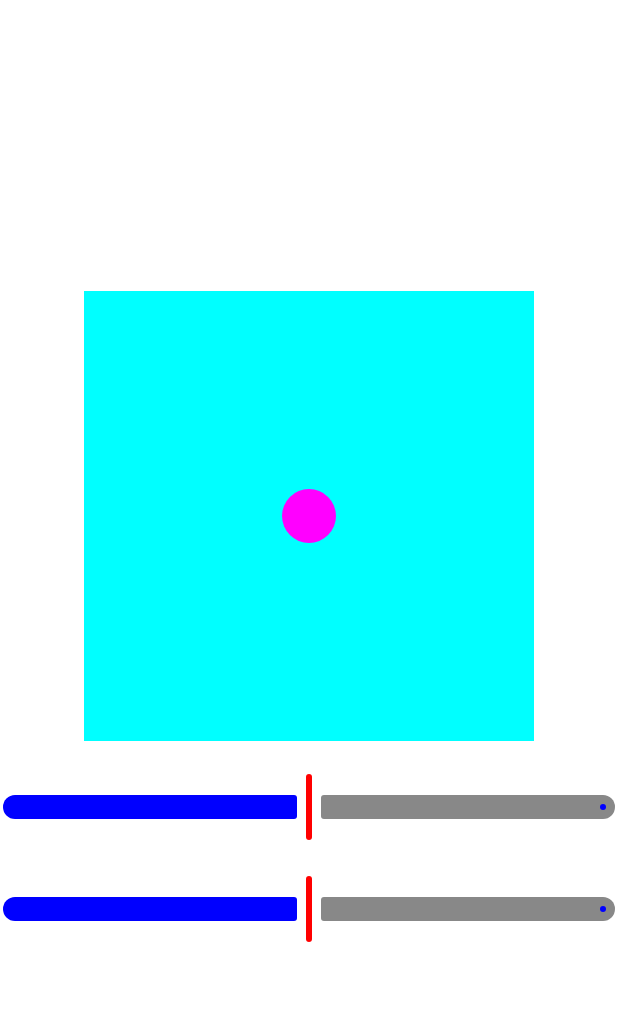
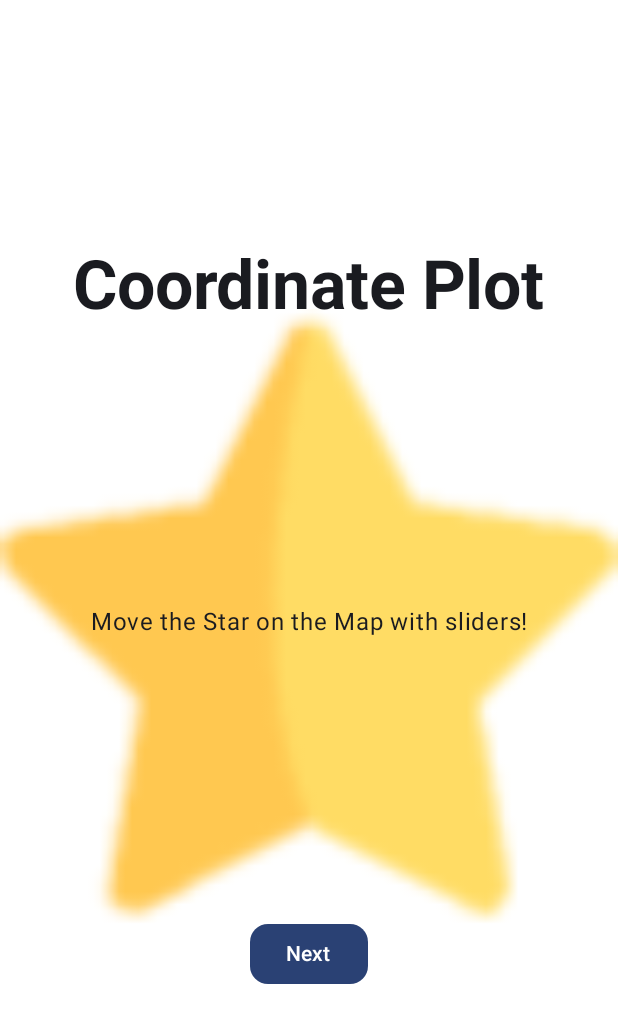
Before and after one commit to anastasiya-kliushkina/coordplot-kodeco, an Android app built with Jetpack Compose: the screen it shows after launch (MainActivity), on a phone screen of 412 x 824 dp. Shown: the top 1023 px of the screen. Run offline under Robolectric (Android 15) with nearby library versions, the phone set to English and light mode, and no system bars.

Commit message:
Week2 Homework (#2)
* Added star image for the plot point

* Added Map slider

* Updated theme and colors

* Updated documentation

* Added About screen and navigation to PlotSurface screen

- Added About screen
- Added navigation from About screen to PlotSurface screen on Next button click
- Restructured the app

* Added Splash screen

* Clean up

* Clean up

```diff
--- a/app/build.gradle.kts
+++ b/app/build.gradle.kts
@@ -76,4 +76,6 @@ dependencies {
     implementation("androidx.compose.ui:ui-graphics")
     implementation("androidx.compose.ui:ui-tooling-preview")
     implementation("androidx.compose.material3:material3")
+    implementation("androidx.navigation:navigation-compose:2.7.2")
+    implementation("androidx.core:core-splashscreen:1.0.1")
 }
--- a/app/src/main/AndroidManifest.xml
+++ b/app/src/main/AndroidManifest.xml
@@ -16,7 +16,7 @@
             android:name=".MainActivity"
             android:exported="true"
             android:label="@string/app_name"
-            android:theme="@style/Theme.MyApplication">
+            android:theme="@style/Theme.MySplashScreenTheme">
             <intent-filter>
                 <action android:name="android.intent.action.MAIN" />
 
--- a/app/src/main/java/com/kodeco/android/coordplot/MainActivity.kt
+++ b/app/src/main/java/com/kodeco/android/coordplot/MainActivity.kt
@@ -3,40 +3,46 @@ package com.kodeco.android.coordplot
 import android.os.Bundle
 import androidx.activity.ComponentActivity
 import androidx.activity.compose.setContent
-import androidx.compose.foundation.background
-import androidx.compose.foundation.layout.Arrangement
-import androidx.compose.foundation.layout.Box
-import androidx.compose.foundation.layout.Column
-import androidx.compose.foundation.layout.Spacer
 import androidx.compose.foundation.layout.fillMaxSize
-import androidx.compose.foundation.layout.height
-import androidx.compose.foundation.layout.offset
-import androidx.compose.foundation.layout.size
-import androidx.compose.foundation.shape.CircleShape
-import androidx.compose.material.Slider
 import androidx.compose.material3.Surface
 import androidx.compose.runtime.Composable
-import androidx.compose.runtime.*
-import androidx.compose.ui.Alignment
 import androidx.compose.ui.Modifier
-import androidx.compose.ui.draw.clip
 import androidx.compose.ui.graphics.Color
-import androidx.compose.ui.tooling.preview.Preview
-import androidx.compose.ui.unit.dp
-import com.kodeco.android.coordplot.ui.theme.MyApplicationTheme
+import androidx.core.splashscreen.SplashScreen.Companion.installSplashScreen
+import androidx.navigation.compose.NavHost
+import androidx.navigation.compose.composable
+import androidx.navigation.compose.rememberNavController
+import com.kodeco.android.coordplot.ui.screens.PlotSurfaceScreen
+import com.kodeco.android.coordplot.ui.screens.AboutScreen
+import com.kodeco.android.coordplot.ui.theme.CoordplotTheme
 
 class MainActivity : ComponentActivity() {
+
     override fun onCreate(savedInstanceState: Bundle?) {
+
+        installSplashScreen()
+
         super.onCreate(savedInstanceState)
         setContent {
-            MyApplicationTheme {
+            CoordplotTheme {
                 Surface(
                     modifier = Modifier.fillMaxSize(),
                     color = Color.White
                 ) {
-                    PlotSurface()
+                    MainScreen()
                 }
             }
         }
     }
 }
+
+@Composable
+fun MainScreen() {
+    //Keep track of the state of the screens and the back stacks of the screens it manages
+    val navController = rememberNavController()
+    NavHost(navController = navController, startDestination = "aboutscreen") {
+        composable("aboutscreen") { AboutScreen(onNextClick = { navController.navigate("plotsurfacescreen") }) }
+        composable("plotsurfacescreen") { PlotSurfaceScreen() }
+
+    }
+}
--- a/app/src/main/java/com/kodeco/android/coordplot/SliderXY.kt
+++ /dev/null
@@ -1,39 +0,0 @@
-package com.kodeco.android.coordplot
-
-import androidx.compose.foundation.layout.Box
-import androidx.compose.material3.Slider
-import androidx.compose.material3.SliderDefaults
-import androidx.compose.runtime.Composable
-import androidx.compose.ui.Modifier
-import androidx.compose.ui.graphics.Color
-import androidx.compose.ui.tooling.preview.Preview
-import com.kodeco.android.coordplot.ui.theme.MyApplicationTheme
-
-@Composable
-fun SliderXY(
-    value: Float = 0.5f,
-    valueChanged: (Float) -> Unit
-) {
-    Box(
-        modifier = Modifier
-    ) {
-        Slider(
-            value = value,
-            valueRange = 0f..1f,
-            onValueChange = valueChanged,
-            colors = SliderDefaults.colors(
-                thumbColor = Color.Red,
-                activeTrackColor = Color.Blue,
-                inactiveTrackColor = Color.Gray,
-            )
-        )
-    }
-}
-
-@Preview(showBackground = true)
-@Composable
-fun SliderXYPreview() {
-    MyApplicationTheme {
-        SliderXY(0.7f, valueChanged = { it })
-    }
-}
--- a/app/src/main/java/com/kodeco/android/coordplot/Map.kt
+++ b/app/src/main/java/com/kodeco/android/coordplot/ui/components/Map.kt
@@ -1,41 +1,40 @@
-package com.kodeco.android.coordplot
+package com.kodeco.android.coordplot.ui.components
 
+import androidx.compose.foundation.Image
 import androidx.compose.foundation.background
 import androidx.compose.foundation.layout.Box
 import androidx.compose.foundation.layout.offset
 import androidx.compose.foundation.layout.size
-import androidx.compose.foundation.shape.CircleShape
 import androidx.compose.runtime.Composable
 import androidx.compose.ui.Modifier
-import androidx.compose.ui.draw.clip
-import androidx.compose.ui.graphics.Color
+import androidx.compose.ui.res.painterResource
 import androidx.compose.ui.tooling.preview.Preview
 import androidx.compose.ui.unit.dp
-import com.kodeco.android.coordplot.ui.theme.MyApplicationTheme
+import com.kodeco.android.coordplot.R
+import com.kodeco.android.coordplot.ui.theme.Blue40
+import com.kodeco.android.coordplot.ui.theme.CoordplotTheme
 
 @Composable
 fun Map(xPercent: Float, yPercent: Float, modifier: Modifier = Modifier) {
     Box(
         modifier
             .size(300.dp)
-            .background(Color.Cyan)
+            .background(color = Blue40)
     ) {
-        Box(
+        Image(
+            painter = painterResource(id = R.drawable.star_icon),
+            contentDescription = "Star point",
             modifier
                 .size(36.dp)
                 .offset((xPercent * 300 - 18).dp, (yPercent * 300 - 18).dp)
-                .clip(shape = CircleShape)
-                .background(Color.Magenta)
-        ) {
-
-        }
+        )
     }
 }
 
 @Preview(showBackground = true)
 @Composable
 fun MapPreview() {
-    MyApplicationTheme {
+    CoordplotTheme {
         Map(xPercent = 0.4f, yPercent = 0.8f)
     }
 }
--- /dev/null
+++ b/app/src/main/java/com/kodeco/android/coordplot/ui/screens/AboutScreen.kt
@@ -0,0 +1,67 @@
+package com.kodeco.android.coordplot.ui.screens
+
+import androidx.compose.foundation.Image
+import androidx.compose.foundation.layout.Arrangement
+import androidx.compose.foundation.layout.Box
+import androidx.compose.foundation.layout.Column
+import androidx.compose.foundation.layout.fillMaxSize
+import androidx.compose.foundation.layout.padding
+import androidx.compose.material3.Button
+import androidx.compose.material3.MaterialTheme
+import androidx.compose.material3.Text
+import androidx.compose.runtime.Composable
+import androidx.compose.ui.Alignment
+import androidx.compose.ui.Modifier
+import androidx.compose.ui.res.painterResource
+import androidx.compose.ui.res.stringResource
+import androidx.compose.ui.text.font.FontWeight
+import androidx.compose.ui.text.style.TextAlign
+import androidx.compose.ui.tooling.preview.Devices
+import androidx.compose.ui.tooling.preview.Preview
+import androidx.compose.ui.unit.dp
+import com.kodeco.android.coordplot.R
+
+
+@Composable
+fun AboutScreen(onNextClick: () -> Unit) {
+
+    Box {
+        Image(
+            painter = painterResource(id = R.drawable.star_icon),
+            contentDescription = "Background Image",
+            modifier = Modifier
+                .fillMaxSize()
+        )
+        Column(
+            horizontalAlignment = Alignment.CenterHorizontally,
+            verticalArrangement = Arrangement.SpaceEvenly,
+            modifier = Modifier
+                .fillMaxSize()
+        ) {
+            Text(
+                text = stringResource(id = R.string.about_title_text),
+                style = MaterialTheme.typography.displayMedium.copy(fontWeight = FontWeight.Bold)
+            )
+            Text(
+                text = stringResource(id = R.string.about_app_text),
+                textAlign = TextAlign.Center,
+                style = MaterialTheme.typography.bodyLarge,
+                modifier = Modifier.padding(horizontal = 16.dp, vertical = 24.dp)
+            )
+            Button(
+                onClick = { onNextClick() },
+                shape = MaterialTheme.shapes.medium,
+            ) {
+                Text(text = stringResource(id = R.string.next_button_text))
+            }
+        }
+    }
+}
+
+@Preview(
+    showBackground = true,
+    device = Devices.PIXEL_4)
+@Composable
+fun SplashScreenPreview() {
+    AboutScreen(onNextClick = {})
+}
--- a/app/src/main/java/com/kodeco/android/coordplot/PlotSurface.kt
+++ b/app/src/main/java/com/kodeco/android/coordplot/ui/screens/PlotSurfaceScreen.kt
@@ -1,4 +1,4 @@
-package com.kodeco.android.coordplot
+package com.kodeco.android.coordplot.ui.screens
 
 import androidx.compose.foundation.layout.Arrangement
 import androidx.compose.foundation.layout.Column
@@ -11,12 +11,16 @@ import androidx.compose.runtime.remember
 import androidx.compose.runtime.setValue
 import androidx.compose.ui.Alignment
 import androidx.compose.ui.Modifier
+import androidx.compose.ui.tooling.preview.Devices
 import androidx.compose.ui.tooling.preview.Preview
 import androidx.compose.ui.unit.dp
-import com.kodeco.android.coordplot.ui.theme.MyApplicationTheme
+import com.kodeco.android.coordplot.R
+import com.kodeco.android.coordplot.ui.components.Map
+import com.kodeco.android.coordplot.ui.components.MapSlider
+import com.kodeco.android.coordplot.ui.theme.CoordplotTheme
 
 @Composable
-fun PlotSurface() {
+fun PlotSurfaceScreen() {
     var xPercentage: Float by remember { mutableStateOf(0.5f) }
     var yPercentage: Float by remember { mutableStateOf(0.5f) }
 
@@ -26,26 +30,30 @@ fun PlotSurface() {
     ) {
         Map(xPercentage, yPercentage)
         Spacer(modifier = Modifier.height(20.dp))
-        SliderXY(
-            value = xPercentage,
-            valueChanged = { value ->
-                xPercentage = value
+
+        MapSlider(
+            titleRes = R.string.x_axis_text,
+            percentage = xPercentage,
+            onPercentageChange = { newPercentage ->
+                xPercentage = newPercentage
             }
         )
-        Spacer(modifier = Modifier.height(20.dp))
-        SliderXY(
-            value = yPercentage,
-            valueChanged = { value ->
-                yPercentage = value
+        MapSlider(
+            titleRes = R.string.y_axis_text,
+            percentage = yPercentage,
+            onPercentageChange = { newPercentage ->
+                yPercentage = newPercentage
             }
         )
     }
 }
 
-@Preview(showBackground = true)
+@Preview(
+    showBackground = true,
+    device = Devices.PIXEL_XL)
 @Composable
 fun PlotSurfacePreview() {
-    MyApplicationTheme {
-        PlotSurface()
+    CoordplotTheme {
+        PlotSurfaceScreen()
     }
 }
--- a/app/src/main/java/com/kodeco/android/coordplot/ui/theme/Color.kt
+++ b/app/src/main/java/com/kodeco/android/coordplot/ui/theme/Color.kt
@@ -2,10 +2,12 @@ package com.kodeco.android.coordplot.ui.theme
 
 import androidx.compose.ui.graphics.Color
 
-val Purple80 = Color(0xFFD0BCFF)
-val PurpleGrey80 = Color(0xFFCCC2DC)
-val Pink80 = Color(0xFFEFB8C8)
+val Blue80 = Color(0xFF4B78AB)
+val BlueGrey80 = Color(0xFF808080)
+val Teal80 = Color(0xFF6FD5D5)
+val Red80 = Color(0xFFD55A5A)
 
-val Purple40 = Color(0xFF6650a4)
-val PurpleGrey40 = Color(0xFF625b71)
-val Pink40 = Color(0xFF7D5260)
+val Blue40 = Color(0xFF0754AB)
+val BlueGrey40 = Color(0xFF4F4F4F)
+val Teal40 = Color(0xFF2DDEFF)
+val Red40 = Color(0xFFD50505)
--- a/app/src/main/java/com/kodeco/android/coordplot/ui/theme/Theme.kt
+++ b/app/src/main/java/com/kodeco/android/coordplot/ui/theme/Theme.kt
@@ -16,15 +16,15 @@ import androidx.compose.ui.platform.LocalView
 import androidx.core.view.WindowCompat
 
 private val DarkColorScheme = darkColorScheme(
-    primary = Purple80,
-    secondary = PurpleGrey80,
-    tertiary = Pink80
+    primary = Blue80,
+    secondary = BlueGrey80,
+    tertiary = Teal80
 )
 
 private val LightColorScheme = lightColorScheme(
-    primary = Purple40,
-    secondary = PurpleGrey40,
-    tertiary = Pink40
+    primary = Blue40,
+    secondary = BlueGrey40,
+    tertiary = Teal40
 
     /* Other default colors to override
     background = Color(0xFFFFFBFE),
@@ -38,7 +38,7 @@ private val LightColorScheme = lightColorScheme(
 )
 
 @Composable
-fun MyApplicationTheme(
+fun CoordplotTheme(
     darkTheme: Boolean = isSystemInDarkTheme(),
     // Dynamic color is available on Android 12+
     dynamicColor: Boolean = true,
--- a/app/src/main/res/values/strings.xml
+++ b/app/src/main/res/values/strings.xml
@@ -1,3 +1,9 @@
 <resources>
-    <string name="app_name">My Application</string>
+    <string name="app_name">Coordinate Plot</string>
+    <string name="x_axis_text">X Axis:</string>
+    <string name="y_axis_text">Y Axis:</string>
+    <string name="about_title_text">Coordinate Plot</string>
+    <string name="about_app_title">About Coordinate Plot</string>
+    <string name="about_app_text">Move the Star on the Map with sliders!</string>
+    <string name="next_button_text">Next</string>
 </resources>
--- a/app/src/main/res/values/themes.xml
+++ b/app/src/main/res/values/themes.xml
@@ -2,4 +2,10 @@
 <resources>
 
     <style name="Theme.MyApplication" parent="android:Theme.Material.Light.NoActionBar" />
+    <!--    Splash Screen Theme-->
+    <style name="Theme.MySplashScreenTheme" parent="Theme.SplashScreen">
+        <item name="windowSplashScreenBackground">@color/purple_200</item>
+        <item name="windowSplashScreenAnimatedIcon">@drawable/splash_icon</item>
+        <item name="postSplashScreenTheme">@style/Theme.MyApplication</item>
+    </style>
 </resources>
```
Also changed, not shown: app/src/main/java/com/kodeco/android/coordplot/ui/components/MapSlider.kt (added, +58 -0 lines), app/src/main/java/com/kodeco/android/coordplot/ui/components/SliderXY.kt (added, +35 -0 lines), app/src/main/res/drawable-mdpi/splash_icon.png (added), app/src/main/res/drawable-mdpi/star_icon.png (added), 1 other file.
